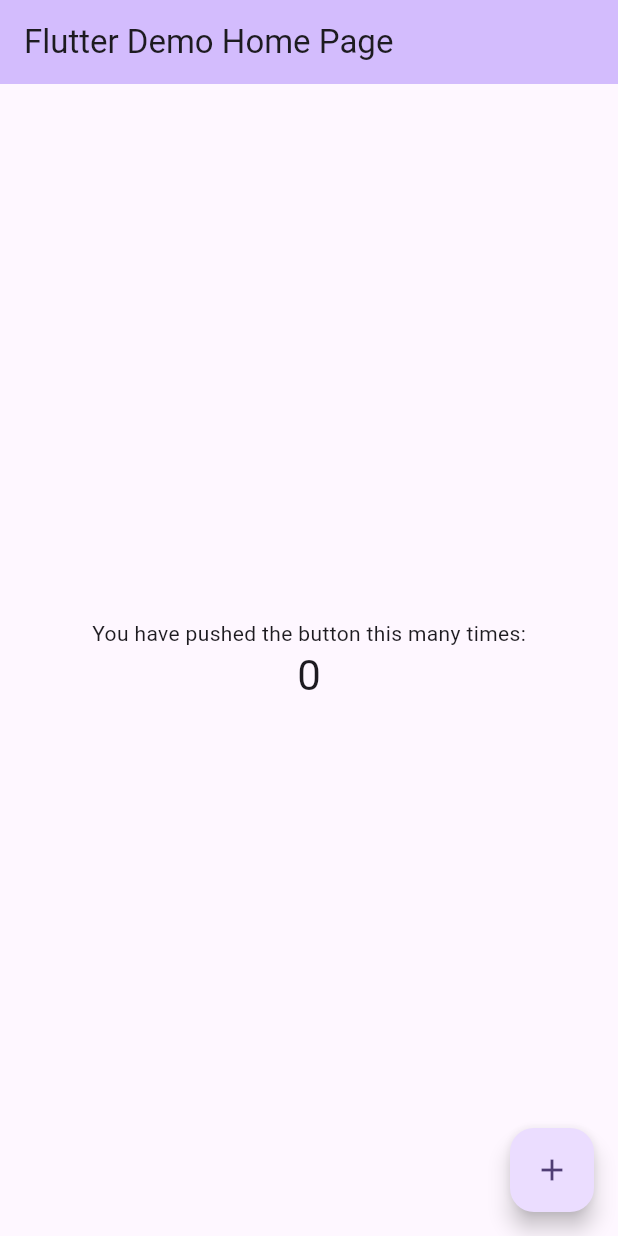
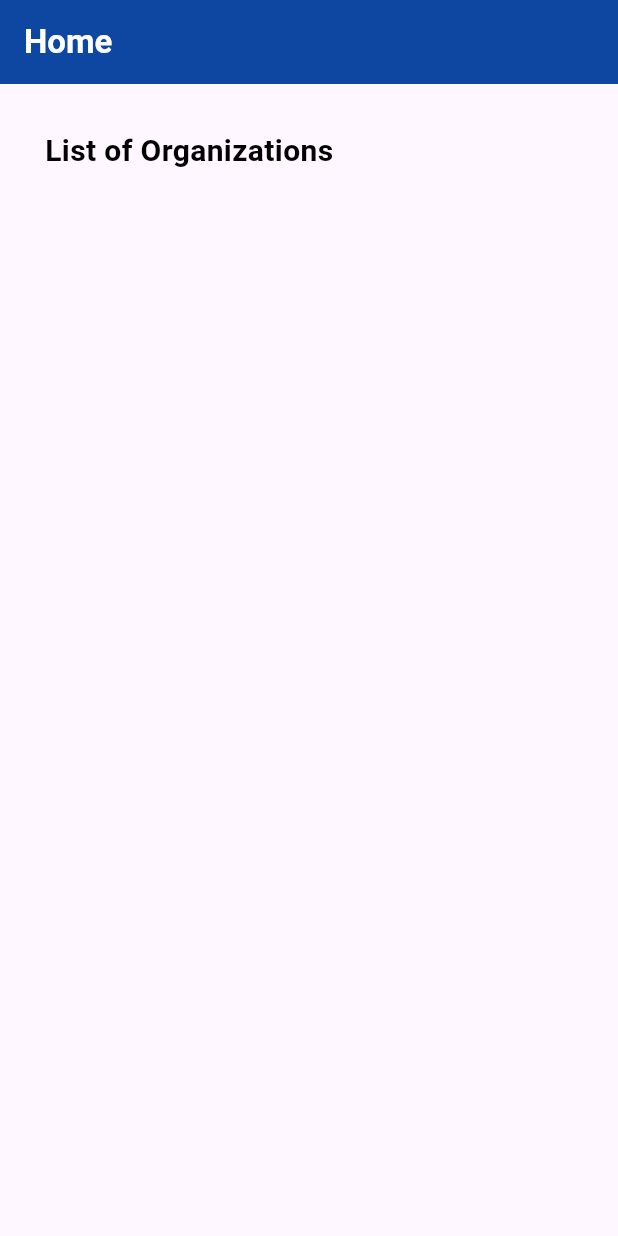
Before and after one commit to jvcerezo/cmsc23-project, a Flutter app: the screen it shows after launch, on a phone screen of 412 x 824 dp. Run offline on Flutter 3.47's test engine with Material 3 defaults, Android fonts, the phone set to English and light mode, and no system bars.

Commit message:
Add donor's homepage

```diff
--- a/elbigayan/lib/main.dart
+++ b/elbigayan/lib/main.dart
@@ -1,3 +1,4 @@
+import 'package:elbigayan/pages/Donor/donorhome_page.dart';
 import 'package:flutter/material.dart';
 
 void main() {
@@ -7,119 +8,18 @@
 class MyApp extends StatelessWidget {
   const MyApp({super.key});
 
-  // This widget is the root of your application.
   @override
   Widget build(BuildContext context) {
     return MaterialApp(
-      title: 'Flutter Demo',
+      debugShowCheckedModeBanner: false,
+      title: 'ELBIgayan',
+      initialRoute: '/',
+      routes: {
+        '/': (context) => DonorHomePage(),
+      },
       theme: ThemeData(
-        // This is the theme of your application.
-        //
-        // TRY THIS: Try running your application with "flutter run". You'll see
-        // the application has a purple toolbar. Then, without quitting the app,
-        // try changing the seedColor in the colorScheme below to Colors.green
-        // and then invoke "hot reload" (save your changes or press the "hot
-        // reload" button in a Flutter-supported IDE, or press "r" if you used
-        // the command line to start the app).
-        //
-        // Notice that the counter didn't reset back to zero; the application
-        // state is not lost during the reload. To reset the state, use hot
-        // restart instead.
-        //
-        // This works for code too, not just values: Most code changes can be
-        // tested with just a hot reload.
-        colorScheme: ColorScheme.fromSeed(seedColor: Colors.deepPurple),
-        useMaterial3: true,
+        primarySwatch: Colors.blue,
       ),
-      home: const MyHomePage(title: 'Flutter Demo Home Page'),
     );
   }
 }
-
-class MyHomePage extends StatefulWidget {
-  const MyHomePage({super.key, required this.title});
-
-  // This widget is the home page of your application. It is stateful, meaning
-  // that it has a State object (defined below) that contains fields that affect
-  // how it looks.
-
-  // This class is the configuration for the state. It holds the values (in this
-  // case the title) provided by the parent (in this case the App widget) and
-  // used by the build method of the State. Fields in a Widget subclass are
-  // always marked "final".
-
-  final String title;
-
-  @override
-  State<MyHomePage> createState() => _MyHomePageState();
-}
-
-class _MyHomePageState extends State<MyHomePage> {
-  int _counter = 0;
-
-  void _incrementCounter() {
-    setState(() {
-      // This call to setState tells the Flutter framework that something has
-      // changed in this State, which causes it to rerun the build method below
-      // so that the display can reflect the updated values. If we changed
-      // _counter without calling setState(), then the build method would not be
-      // called again, and so nothing would appear to happen.
-      _counter++;
-    });
-  }
-
-  @override
-  Widget build(BuildContext context) {
-    // This method is rerun every time setState is called, for instance as done
-    // by the _incrementCounter method above.
-    //
-    // The Flutter framework has been optimized to make rerunning build methods
-    // fast, so that you can just rebuild anything that needs updating rather
-    // than having to individually change instances of widgets.
-    return Scaffold(
-      appBar: AppBar(
-        // TRY THIS: Try changing the color here to a specific color (to
-        // Colors.amber, perhaps?) and trigger a hot reload to see the AppBar
-        // change color while the other colors stay the same.
-        backgroundColor: Theme.of(context).colorScheme.inversePrimary,
-        // Here we take the value from the MyHomePage object that was created by
-        // the App.build method, and use it to set our appbar title.
-        title: Text(widget.title),
-      ),
-      body: Center(
-        // Center is a layout widget. It takes a single child and positions it
-        // in the middle of the parent.
-        child: Column(
-          // Column is also a layout widget. It takes a list of children and
-          // arranges them vertically. By default, it sizes itself to fit its
-          // children horizontally, and tries to be as tall as its parent.
-          //
-          // Column has various properties to control how it sizes itself and
-          // how it positions its children. Here we use mainAxisAlignment to
-          // center the children vertically; the main axis here is the vertical
-          // axis because Columns are vertical (the cross axis would be
-          // horizontal).
-          //
-          // TRY THIS: Invoke "debug painting" (choose the "Toggle Debug Paint"
-          // action in the IDE, or press "p" in the console), to see the
-          // wireframe for each widget.
-          mainAxisAlignment: MainAxisAlignment.center,
-          children: <Widget>[
-            const Text(
-              'You have pushed the button this many times:',
-            ),
-            Text(
-              '$_counter',
-              style: Theme.of(context).textTheme.headlineMedium,
-            ),
-          ],
-        ),
-      ),
-      floatingActionButton: FloatingActionButton(
-        onPressed: _incrementCounter,
-        tooltip: 'Increment',
-        child: const Icon(Icons.add),
-      ), // This trailing comma makes auto-formatting nicer for build methods.
-    );
-  }
-}
--- /dev/null
+++ b/elbigayan/lib/pages/Donor/donorhome_page.dart
@@ -0,0 +1,53 @@
+import 'package:flutter/material.dart';
+
+class DonorHomePage extends StatefulWidget{
+  const DonorHomePage({super.key});
+
+  @override
+  State<DonorHomePage> createState() => _DonorHomePageState();
+}
+
+class _DonorHomePageState extends State<DonorHomePage>{
+  //Dummy data
+
+  final List <String> orgNames =[
+    'Batong Malake Community Pantry',
+    'Madre de amor Hospice Foundation',
+    'Community Help Alternatives Inc',
+    'El danda Jeepney Drivers'
+  ];
+
+  @override
+  Widget build(BuildContext context){
+    const TextStyle defaultTextStyle= TextStyle(
+      color:Colors.black,
+      fontSize: 20.0,
+      fontWeight: FontWeight.bold,
+    );
+    return Scaffold(
+      appBar: AppBar(
+        title: const Text(
+          "Home",
+          style: TextStyle(color:Colors.white,fontWeight:FontWeight.bold),
+        ),
+        backgroundColor:Colors.blue[900],
+        iconTheme: const IconThemeData(color: Colors.white),
+      ),
+      body: Container(
+        margin:const EdgeInsets.fromLTRB(30, 30, 30, 0),
+        child: SingleChildScrollView(
+          child:Column(
+            crossAxisAlignment:CrossAxisAlignment.start,
+            children:[
+              const Text(
+                "List of Organizations",
+                style:defaultTextStyle,
+              ),
+              const SizedBox(height:20),
+            ],
+          ),
+        ),
+      ),
+    );
+  }
+}
```
